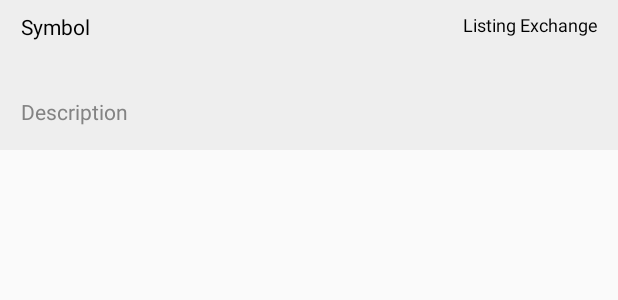
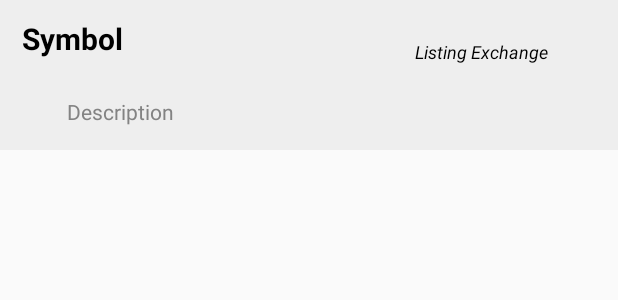
Before and after one commit to kingsframe/options-trader-android, an Android app: the layout ticker_item.xml on its own in the app's theme, with its tools: preview values and no code run, on a phone screen of 412 x 824 dp. Shown: the top 300 px of the screen. Run offline under Robolectric (Android 15) with nearby library versions, the phone set to English and light mode, and no system bars.

Commit message:
update ticker item

```diff
--- a/app/src/main/res/layout/ticker_item.xml
+++ b/app/src/main/res/layout/ticker_item.xml
@@ -6,17 +6,21 @@
     android:layout_height="100dp"
     android:background="@color/lightGray"
     >
+
     <TextView
         android:id="@+id/symbol"
         android:layout_width="wrap_content"
         android:layout_height="wrap_content"
+        android:layout_marginTop="8dp"
+        android:layout_marginEnd="180dp"
+        android:layout_marginBottom="8dp"
         android:text="Symbol"
-        android:textSize="14sp"
         android:textColor="@color/black"
+        android:textSize="20sp"
+        android:textStyle="bold"
         app:layout_constraintBottom_toTopOf="@id/description"
-        app:layout_constraintEnd_toEndOf="@id/description"
-        app:layout_constraintHorizontal_bias="0.0"
-        app:layout_constraintStart_toStartOf="@id/description"
+        app:layout_constraintEnd_toStartOf="@+id/listingExchange"
+        app:layout_constraintStart_toStartOf="parent"
         app:layout_constraintTop_toTopOf="parent"
         app:layout_constraintVertical_bias="0.18" />
 
@@ -24,8 +28,10 @@
         android:id="@+id/description"
         android:layout_width="wrap_content"
         android:layout_height="wrap_content"
+        android:layout_marginStart="32dp"
         android:text="Description"
         android:textColor="@color/darkGray"
+        android:textSize="14sp"
         app:layout_constraintBottom_toBottomOf="parent"
         app:layout_constraintEnd_toEndOf="parent"
         app:layout_constraintHorizontal_bias="0.041"
@@ -37,15 +43,16 @@
         android:id="@+id/listingExchange"
         android:layout_width="wrap_content"
         android:layout_height="wrap_content"
+        android:layout_marginEnd="32dp"
+        android:layout_marginBottom="32dp"
         android:text="Listing Exchange"
+        android:textColor="@color/black"
         android:textSize="12sp"
-        android:textColor="@color/black"
+        android:textStyle="italic"
         app:layout_constraintBottom_toBottomOf="parent"
         app:layout_constraintEnd_toEndOf="parent"
-        app:layout_constraintHorizontal_bias="0.95"
         app:layout_constraintStart_toEndOf="@id/symbol"
-        app:layout_constraintTop_toTopOf="@id/symbol"
-        app:layout_constraintVertical_bias="0.0" />
+        app:layout_constraintTop_toTopOf="parent" />
 
 
 </androidx.constraintlayout.widget.ConstraintLayout>
```
